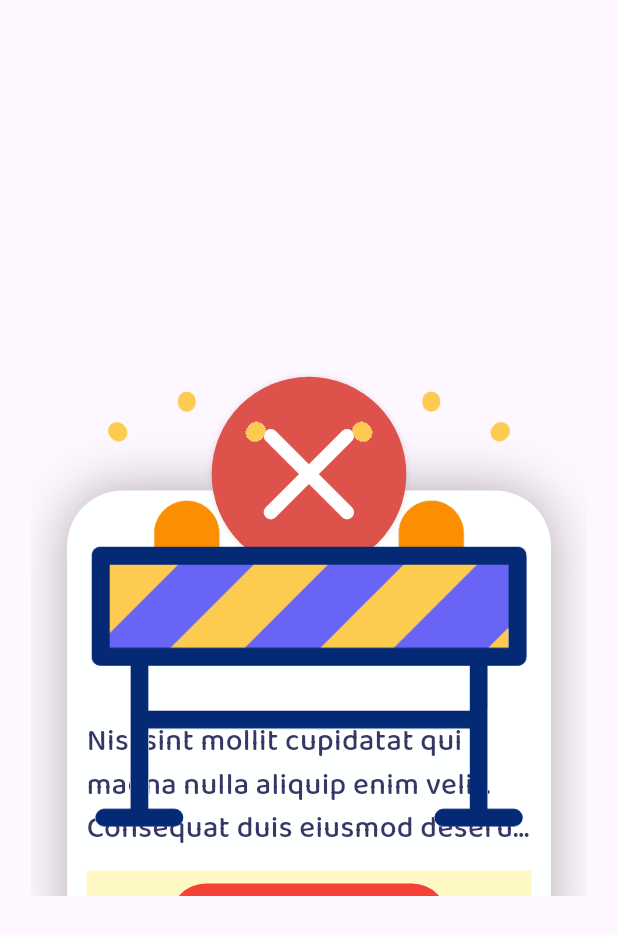
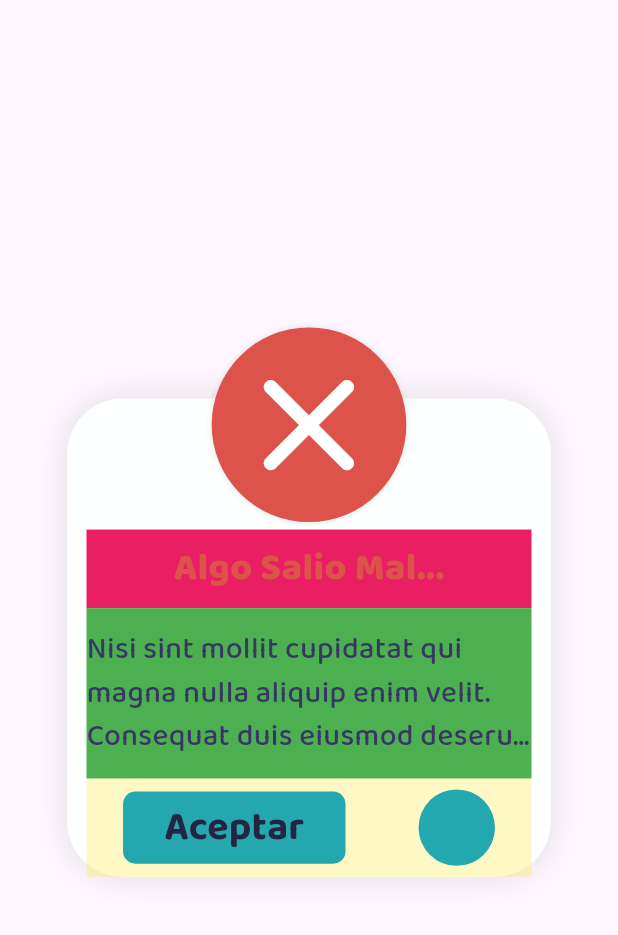
Before and after one commit to macsDevelop008/dulce-gestion-desing, a Flutter app: the screen it shows after launch, on a phone screen of 412 x 824 dp. Shown: the top 935 px of the screen. Run offline on Flutter 3.47's test engine with Material 3 defaults, Android fonts, the phone set to English and light mode, and no system bars; our stand-ins replace flutter_dotenv, flutter_svg, go_router.

Commit message:
Se avanza en el modal

```diff
--- a/Desarrollo/dulce_gestion/lib/presentation/01-profiles/screens/profiles_screen.dart
+++ b/Desarrollo/dulce_gestion/lib/presentation/01-profiles/screens/profiles_screen.dart
@@ -1,8 +1,6 @@
 import 'package:dulce_gestion/configuration/configuration.dart';
-import 'package:dulce_gestion/configuration/constants/responsive.dart';
 import 'package:dulce_gestion/presentation/presentation.dart';
 import 'package:flutter/material.dart';
-import 'package:flutter_svg/svg.dart';
 
 class ProfilesScreen extends StatelessWidget {
   static const String name = 'profiles-screen';
@@ -30,7 +28,7 @@ class ProfilesScreen extends StatelessWidget {
         children: [
           //! Base fondo
           Positioned(
-            top: heightBase * 0.23,
+            top: heightBase * 0.165,
             //! Base blanco
             child: Container(
                 height: heightBase * 0.73,
@@ -39,9 +37,9 @@ class ProfilesScreen extends StatelessWidget {
                     color: AppColorsRGBA.fourth,
                     boxShadow: [
                       BoxShadow(
-                          color: Colors.black.withOpacity(.3),
-                          blurRadius: 30,
-                          spreadRadius: 0.7)
+                          color: Colors.black.withOpacity(.1),
+                          blurRadius: 20,
+                          spreadRadius: 0.4)
                     ],
                     borderRadius:
                         BorderRadius.all(Radius.circular(widthBase * 0.1))),
@@ -52,9 +50,9 @@ class ProfilesScreen extends StatelessWidget {
                     //! Titulo
                     Container(
                       alignment: Alignment.center,
-                      color: Colors.red.withOpacity(.0),
+                      color: Colors.pink.withOpacity(1.0),
                       width: widthBase * 0.8,
-                      height: heightBase * 0.17,
+                      height: heightBase * 0.12,
                       child: Text(
                         'Algo Salio Mal...',
                         overflow: TextOverflow.ellipsis,
@@ -69,7 +67,7 @@ class ProfilesScreen extends StatelessWidget {
                     //! Información
                     Container(
                       alignment: Alignment.center,
-                      color: Colors.green.withOpacity(.0),
+                      color: Colors.green.withOpacity(1.0),
                       width: widthBase * 0.8,
                       height: heightBase * 0.26,
                       child: Text(
@@ -90,23 +88,25 @@ class ProfilesScreen extends StatelessWidget {
                       width: widthBase * 0.8,
                       height: heightBase * 0.15,
                       child: Row(
-                        mainAxisAlignment: MainAxisAlignment.center,
+                        mainAxisAlignment: MainAxisAlignment.spaceAround,
                         children: [
-                          Container(
-                            alignment: Alignment.center,
-                            width: widthBase * 0.5,
+                          // Botón aceptar
+                          GlobalButtonTextWidget(
+                            width: widthBase * 0.4,
                             height: heightBase * 0.11,
-                            decoration: BoxDecoration(
-                                color: Colors.red,
-                                borderRadius:
-                                    BorderRadius.circular(widthBase * 0.1)),
-                            child: Text('Aceptar',
-                                style: TextStyle(
-                                  fontFamily: 'Baloo2',
-                                  color: AppColorsRGBA.fourth,
-                                  fontWeight: FontWeight.w700,
-                                  fontSize: Responsive.fontSize(context, 10),
-                                )),
+                            onPressed: () {},
+                            text: 'Aceptar',
+                            textSize: heightBase * 0.06,
+                            backgroundColor: AppColorsRGBA.good,
+                            textColor: AppColorsRGBA.sixth,
+                          ),
+                          // Botón cancelar
+                          GlobalButtonIconWidget(
+                            size: heightBase * 0.05,
+                            iconSize: heightBase * 0.08,
+                            backgroundColor: AppColorsRGBA.good,
+                            iconColor: AppColorsRGBA.good,
+                            icon: Icons.close,
                           )
                         ],
                       ),
@@ -115,7 +115,7 @@ class ProfilesScreen extends StatelessWidget {
                 )),
           ),
 
-          //! Icono animado
+          //! Icono superior
           Positioned(
             top: heightBase * 0.03,
             child: Container(
@@ -135,8 +135,6 @@ class ProfilesScreen extends StatelessWidget {
               ),
             ),
           ),
-          // ! Icono superior
-          Image.asset('assets/animations/gif/gif-warnig.gif')
         ],
       ),
     );
--- /dev/null
+++ b/Desarrollo/dulce_gestion/lib/presentation/global/widgets/global_button_icon_widget.dart
@@ -0,0 +1,37 @@
+import 'package:dulce_gestion/configuration/configuration.dart';
+import 'package:flutter/material.dart';
+
+class GlobalButtonIconWidget extends StatelessWidget {
+  final double size;
+  final double iconSize;
+  final Color backgroundColor;
+  final Color iconColor;
+  final IconData icon;
+  final VoidCallback? onPressed;
+
+  const GlobalButtonIconWidget(
+      {super.key,
+      required this.size,
+      required this.backgroundColor,
+      required this.iconColor,
+      required this.icon,
+      this.onPressed,
+      required this.iconSize});
+
+  @override
+  Widget build(BuildContext context) {
+    // TODO: hacer con el Material button
+    return Container(
+      alignment: Alignment.center,
+      decoration: BoxDecoration(color: backgroundColor, shape: BoxShape.circle),
+      child: IconButton(
+        alignment: Alignment.center,
+        splashColor: AppColorsRGBA.primary.withOpacity(0.3),
+        color: iconColor,
+        iconSize: iconSize,
+        icon: Icon(icon),
+        onPressed: () {},
+      ),
+    );
+  }
+}
--- /dev/null
+++ b/Desarrollo/dulce_gestion/lib/presentation/global/widgets/global_button_text_widget.dart
@@ -0,0 +1,63 @@
+import 'package:dulce_gestion/configuration/configuration.dart';
+import 'package:flutter/material.dart';
+
+class GlobalButtonTextWidget extends StatelessWidget {
+  final double width;
+  final double height;
+  final String text;
+  final double textSize;
+  final Color backgroundColor;
+  final Color textColor;
+  final double? borderRadius;
+  final VoidCallback? onPressed;
+
+  const GlobalButtonTextWidget(
+      {super.key,
+      required this.width,
+      required this.height,
+      required this.text,
+      required this.textSize,
+      required this.backgroundColor,
+      required this.textColor,
+      this.borderRadius,
+      this.onPressed});
+
+  @override
+  Widget build(BuildContext context) {
+    return Container(
+      alignment: Alignment.center,
+      width: width,
+      height: height,
+      decoration: BoxDecoration(
+          color: onPressed != null
+              ? backgroundColor
+              : backgroundColor.withOpacity(0.6),
+          borderRadius: BorderRadius.circular(borderRadius ?? height * 0.17)),
+      child: MaterialButton(
+        onPressed: onPressed != null
+            ? () {
+                onPressed!();
+              }
+            : null,
+        splashColor: AppColorsRGBA.primary.withOpacity(0.3),
+        shape: RoundedRectangleBorder(
+            borderRadius: BorderRadius.circular(borderRadius ?? height * 0.17)),
+        child: Container(
+          alignment: Alignment.center,
+          width: width,
+          height: height,
+          child: Text('Aceptar',
+              maxLines: 1,
+              overflow: TextOverflow.ellipsis,
+              style: TextStyle(
+                fontFamily: 'Baloo2',
+                color:
+                    onPressed != null ? textColor : textColor.withOpacity(0.8),
+                fontWeight: FontWeight.w700,
+                fontSize: textSize,
+              )),
+        ),
+      ),
+    );
+  }
+}
--- a/Desarrollo/dulce_gestion/lib/presentation/presentation.dart
+++ b/Desarrollo/dulce_gestion/lib/presentation/presentation.dart
@@ -1,6 +1,7 @@
 //! global
 // Widget
-
+export 'package:dulce_gestion/presentation/global/widgets/global_button_icon_widget.dart';
+export 'package:dulce_gestion/presentation/global/widgets/global_button_text_widget.dart';
 export 'package:dulce_gestion/presentation/global/widgets/global_loading_animation_widget.dart';
 export 'package:dulce_gestion/presentation/global/widgets/global_logo_widget.dart';
 export 'package:dulce_gestion/presentation/global/widgets/global_background_rounded_square_gradient_widget.dart';
--- a/Desarrollo/dulce_gestion/pubspec.yaml
+++ b/Desarrollo/dulce_gestion/pubspec.yaml
@@ -40,7 +40,6 @@ flutter:
     - .env
     - assets/logos/
     - assets/loading/
-    - assets/animations/gif/
 
 
 
```
Also changed, not shown: Desarrollo/dulce_gestion/assets/animations/gif/gif-bad.gif (deleted), Desarrollo/dulce_gestion/assets/animations/gif/gif-good.gif (deleted), Desarrollo/dulce_gestion/assets/animations/gif/gif-warnig.gif (deleted), Desarrollo/dulce_gestion/flutter_01.png (deleted), Desarrollo/dulce_gestion/flutter_02.png (deleted), Desarrollo/dulce_gestion/flutter_03.png (deleted), Desarrollo/dulce_gestion/flutter_04.png (deleted), Desarrollo/dulce_gestion/flutter_05.png (deleted), Desarrollo/dulce_gestion/flutter_06.png (deleted), Desarrollo/dulce_gestion/flutter_07.png (deleted), Desarrollo/dulce_gestion/flutter_08.png (deleted), Desarrollo/dulce_gestion/flutter_09.png (deleted), Desarrollo/dulce_gestion/flutter_10.png (deleted), Desarrollo/dulce_gestion/pubspec.lock, 1 other file.
